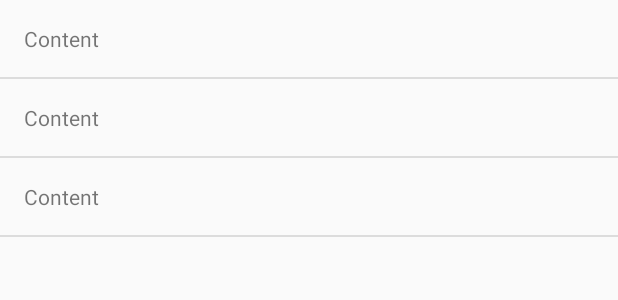
After one commit to Tina997/Zonget, an Android app: the layout lista_citas_admin.xml on its own in the app's theme, with its tools: preview values and no code run, on a phone screen of 412 x 824 dp. The commit adds this screen. Shown: the top 300 px of the screen. Run offline under Robolectric (Android 15) with nearby library versions, the phone set to English and light mode, and no system bars.

Commit message:
Terminado layout basico de la agenda del administrador

```diff
--- a/app/build.gradle
+++ b/app/build.gradle
@@ -27,4 +27,5 @@ dependencies {
     androidTestImplementation 'com.android.support.test:runner:1.0.2'
     androidTestImplementation 'com.android.support.test.espresso:espresso-core:3.0.2'
     implementation 'com.android.support:design:28.0.0'
+    implementation 'com.android.support:recyclerview-v7:28.0.0'
 }
--- /dev/null
+++ b/app/src/main/res/layout/lista_citas_admin.xml
@@ -0,0 +1,11 @@
+<?xml version="1.0" encoding="utf-8"?>
+
+<ListView
+    xmlns:android="http://schemas.android.com/apk/res/android"
+    xmlns:app="http://schemas.android.com/apk/res-auto"
+    xmlns:tools="http://schemas.android.com/tools"
+    android:id="@+id/lista_citas"
+    android:layout_width="match_parent"
+    android:layout_height="match_parent"
+    tools:context=".agendaAdmin.AgendaAdminActivity"
+    tools:listitem="@layout/lista_citas_content"/>
--- /dev/null
+++ b/app/src/main/res/layout/lista_citas_content.xml
@@ -0,0 +1,13 @@
+<?xml version="1.0" encoding="utf-8"?>
+<LinearLayout xmlns:android="http://schemas.android.com/apk/res/android"
+    android:layout_width="match_parent"
+    android:layout_height="wrap_content"
+    android:orientation="horizontal">
+
+    <TextView
+        android:id="@+id/content"
+        android:layout_width="match_parent"
+        android:layout_height="wrap_content"
+        android:layout_margin="16dp"
+        android:text="@string/citas_content" />
+</LinearLayout>
--- a/app/src/main/res/values/strings.xml
+++ b/app/src/main/res/values/strings.xml
@@ -21,5 +21,6 @@
 
     <!-- SignUp View -->
 
+    <string name="citas_content">Content</string>
 
 </resources>
```
Also changed, not shown: app/src/main/java/es/ulpgc/montesdeoca110/cristina/zonget/agendaAdmin/AgendaAdminActivity.java (+11 -0 lines), app/src/main/res/layout/activity_agenda_admin.xml (+10 -1 lines).
